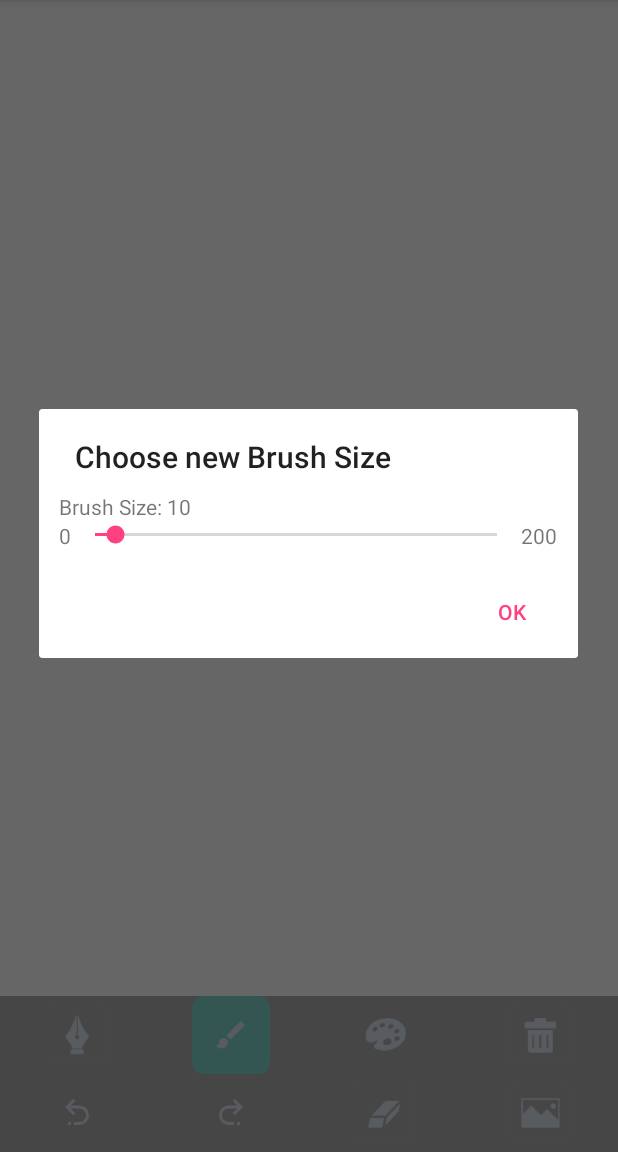
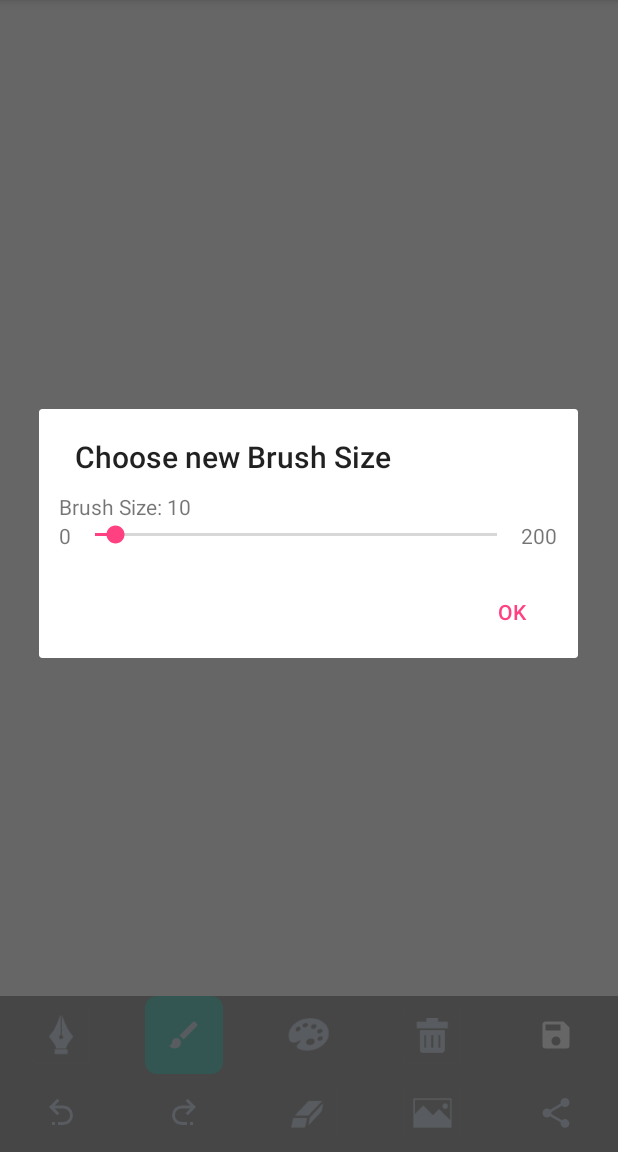
Before and after one commit to HoLuong0211/DrawingDemo, an Android app: the screen it shows after launch (MainActivity), after a tap on an icon or button, on a phone screen of 412 x 824 dp, the part 84-1236 px from its top. Run offline under Robolectric (Android 15) with nearby library versions, the phone set to English and light mode, and no system bars; our stand-ins replace ButterKnife, sdp/ssp sizes; libraries missing offline, so code that uses them is left out: yuku.ambilwarna.

Commit message:
share drawing

```diff
--- /dev/null
+++ b/app/src/main/res/drawable/save_variant.xml
@@ -0,0 +1,8 @@
+<?xml version="1.0" encoding="utf-8"?>
+<vector xmlns:android="http://schemas.android.com/apk/res/android"
+        android:height="24dp"
+        android:width="24dp"
+        android:viewportWidth="24"
+        android:viewportHeight="24">
+    <path android:fillColor="#fff" android:pathData="M15,9H5V5H15M12,19A3,3 0 0,1 9,16A3,3 0 0,1 12,13A3,3 0 0,1 15,16A3,3 0 0,1 12,19M17,3H5C3.89,3 3,3.9 3,5V19A2,2 0 0,0 5,21H19A2,2 0 0,0 21,19V7L17,3Z" />
+</vector>
--- /dev/null
+++ b/app/src/main/res/drawable/selector_button_share.xml
@@ -0,0 +1,6 @@
+<?xml version="1.0" encoding="utf-8"?>
+<selector xmlns:android="http://schemas.android.com/apk/res/android">
+    <item android:state_pressed="true"
+        android:drawable="@drawable/radius_green_border"/>
+    <item android:drawable="@color/transparent"/>
+</selector>
--- a/app/src/main/res/layout/activity_main.xml
+++ b/app/src/main/res/layout/activity_main.xml
@@ -18,7 +18,7 @@
         android:gravity="center"
         android:orientation="horizontal"
         android:background="@color/gray_2"
-        android:weightSum="4">
+        android:weightSum="5">
 
         <FrameLayout
             android:layout_width="0dp"
@@ -103,6 +103,28 @@
                     android:src="@mipmap/ic_delete"/>
             </FrameLayout>
         </FrameLayout>
+
+        <FrameLayout
+            android:layout_width="0dp"
+            android:layout_height="@dimen/_40sdp"
+            android:layout_weight="1"
+            android:background="@color/transparent">
+
+            <FrameLayout
+                android:id="@+id/btn_save"
+                android:layout_width="@dimen/_40sdp"
+                android:layout_height="@dimen/_40sdp"
+                android:layout_gravity="center"
+                android:background="@color/transparent">
+
+                <ImageView
+                    android:layout_width="wrap_content"
+                    android:layout_height="wrap_content"
+                    android:layout_gravity="center"
+                    android:src="@drawable/save_variant"/>
+
+            </FrameLayout>
+        </FrameLayout>
     </LinearLayout>
 
     <LinearLayout
@@ -111,7 +133,7 @@
         android:background="@color/gray_2"
         android:gravity="center"
         android:orientation="horizontal"
-        android:weightSum="4">
+        android:weightSum="5">
 
         <FrameLayout
             android:layout_width="0dp"
@@ -190,7 +212,6 @@
                 android:background="@color/transparent">
 
                 <ImageView
-                    android:id="@+id/imageView"
                     android:layout_width="wrap_content"
                     android:layout_height="wrap_content"
                     android:layout_gravity="center"
@@ -199,5 +220,27 @@
             </FrameLayout>
         </FrameLayout>
 
+        <FrameLayout
+            android:layout_width="0dp"
+            android:layout_height="@dimen/_40sdp"
+            android:layout_weight="1"
+            android:background="@color/transparent">
+
+            <FrameLayout
+                android:id="@+id/btn_share"
+                android:layout_width="@dimen/_40sdp"
+                android:layout_height="@dimen/_40sdp"
+                android:layout_gravity="center"
+                android:background="@drawable/selector_button_share">
+
+                <ImageView
+                    android:layout_width="wrap_content"
+                    android:layout_height="wrap_content"
+                    android:layout_gravity="center"
+                    android:src="@drawable/share_variant"/>
+
+            </FrameLayout>
+        </FrameLayout>
+
     </LinearLayout>
 </LinearLayout>
```
Also changed, not shown: app/src/main/java/ominext/com/drawingapplication/activity/MainActivity.java (+56 -1 lines).
